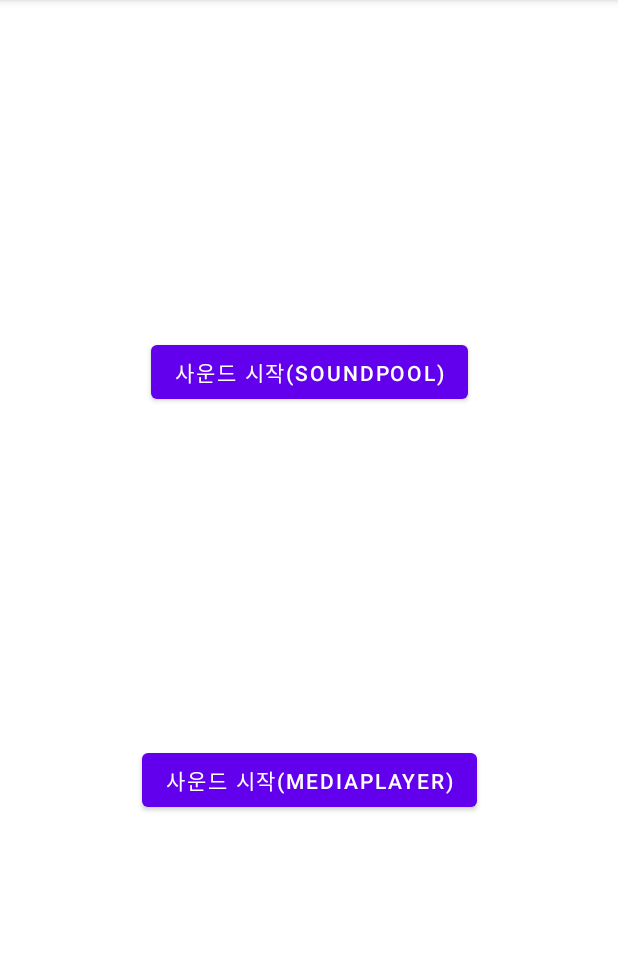
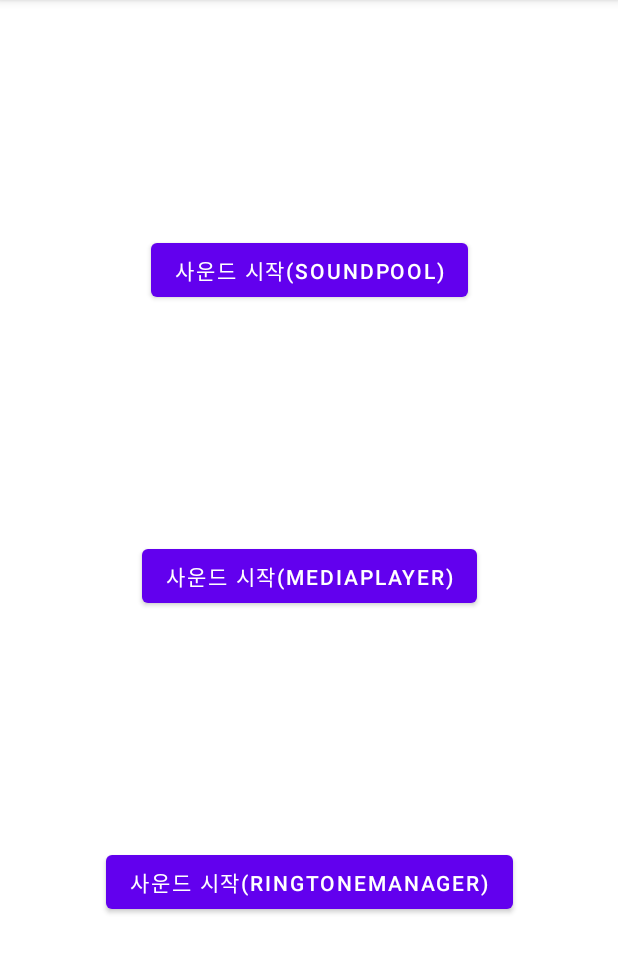
Before and after one commit to BaeWooRam/AndroidSoundTest, an Android app: the screen it shows after launch (MainActivity), after a tap on "사운드 시작(SOUNDPOOL)", on a phone screen of 412 x 824 dp, the part 84-1057 px from its top. Run offline under Robolectric (Android 15) with nearby library versions, the phone set to English and light mode, and no system bars.

Commit message:
[Update] Add RingTone
RingTone 관련 코드 추가

```diff
--- a/app/src/main/java/com/example/soundtest/MainActivity.kt
+++ b/app/src/main/java/com/example/soundtest/MainActivity.kt
@@ -7,20 +7,23 @@ import android.util.Log
 import android.widget.Button
 
 class MainActivity : AppCompatActivity() {
-    private val soundPlayer by lazy {
-        SoundPlayer(this)
-    }
+    private var soundPlayer:SoundPlayer? = null
 
     override fun onCreate(savedInstanceState: Bundle?) {
         super.onCreate(savedInstanceState)
         setContentView(R.layout.activity_main)
+        soundPlayer =  SoundPlayer(this)
 
         findViewById<Button>(R.id.btnMediaPlayStartSound).setOnClickListener {
-            soundPlayer.play(SoundPlayer.Type.MediaPlayer)
+            soundPlayer?.play(SoundPlayer.Type.MediaPlayer)
         }
 
         findViewById<Button>(R.id.btnSoundPoolStartSound).setOnClickListener {
-            soundPlayer.play(SoundPlayer.Type.SoundPool)
+            soundPlayer?.play(SoundPlayer.Type.SoundPool)
+        }
+
+        findViewById<Button>(R.id.btnRingtoneManagerStartSound).setOnClickListener {
+            soundPlayer?.play(SoundPlayer.Type.RingtoneManager)
         }
     }
 
--- a/app/src/main/java/com/example/soundtest/SoundPlayer.kt
+++ b/app/src/main/java/com/example/soundtest/SoundPlayer.kt
@@ -1,9 +1,8 @@
 package com.example.soundtest
 
 import android.content.Context
-import android.media.AudioAttributes
-import android.media.MediaPlayer
-import android.media.SoundPool
+import android.media.*
+import android.net.Uri
 import android.util.Log
 
 /**
@@ -11,29 +10,37 @@ import android.util.Log
  */
 class SoundPlayer(private val context: Context) {
     enum class Type{
-        SoundPool, MediaPlayer
+        SoundPool, MediaPlayer, RingtoneManager
     }
 
     private val soundPool: SoundPool
     private val mediaPlayer:MediaPlayer
+    private val ringtone:Ringtone
+
+    private val soundUri:Uri
 
     init {
+        //SoundPool
         soundPool = SoundPool.Builder().setAudioAttributes(getDefaultAudioAttributes()).build()
-        mediaPlayer = MediaPlayer.create(context, SOUND)
         initDefaultLoadCompleteListener()
+
+        //MediaPlayer
+        mediaPlayer = MediaPlayer.create(context, SOUND_ID)
+
+        //RingtoneManager
+        val packageName = context.packageName
+        val uriPath = "android.resource://$packageName/raw/$SOUND_FILE_NAME"
+        Log.d(TAG, "UriPath = $uriPath")
+        soundUri = Uri.parse(uriPath)
+        ringtone = RingtoneManager.getRingtone(context, soundUri)
     }
 
-    /**
-     * 기본 AudioAttributes 세팅
-     */
+
     private fun getDefaultAudioAttributes(): AudioAttributes = AudioAttributes.Builder()
         .setUsage(AudioAttributes.USAGE_GAME)
         .setContentType(AudioAttributes.CONTENT_TYPE_SONIFICATION)
         .build()
 
-    /**
-     * 기본 LoadCompleteListener 세팅
-     */
     private fun initDefaultLoadCompleteListener(){
         soundPool.setOnLoadCompleteListener{ soundPool, sampleId, status ->
             when(status){
@@ -47,6 +54,7 @@ class SoundPlayer(private val context: Context) {
             }
         }
     }
+
 
     /**
      * soundPool.load 실행
@@ -68,15 +76,29 @@ class SoundPlayer(private val context: Context) {
             }
 
             Type.SoundPool -> {
-                val soundId = soundPool.load(context, SOUND, 1)
+                val soundId = soundPool.load(context, SOUND_ID, 1)
                 Log.d(TAG, "SoundPool play() soundId = $soundId")
+            }
+
+            Type.RingtoneManager -> {
+                val isPlaying = ringtone.isPlaying
+
+                if(!isPlaying){
+                    Log.d(TAG, "RingtoneManager isPlaying = $isPlaying, play()")
+                    ringtone.play()
+                }else{
+                    Log.d(TAG, "RingtoneManager isPlaying = $isPlaying, Restart play()")
+                    ringtone.stop()
+                    ringtone.play()
+                }
             }
         }
     }
 
     companion object {
         const val TAG = "SoundPlayer"
-        const val SOUND = R.raw.sound
+        const val SOUND_ID = R.raw.sound
+        const val SOUND_FILE_NAME = "sound.mp3"
         const val STATUS_PLAY_SOUND_SUCCESS = 0
     }
 }
--- a/app/src/main/res/layout/activity_main.xml
+++ b/app/src/main/res/layout/activity_main.xml
@@ -21,9 +21,19 @@
         android:layout_width="wrap_content"
         android:layout_height="wrap_content"
         android:text="사운드 시작(MediaPlayer)"
-        app:layout_constraintBottom_toBottomOf="parent"
+        app:layout_constraintBottom_toTopOf="@id/btnRingtoneManagerStartSound"
         app:layout_constraintLeft_toLeftOf="parent"
         app:layout_constraintRight_toRightOf="parent"
         app:layout_constraintTop_toBottomOf="@id/btnSoundPoolStartSound" />
 
+    <Button
+        android:id="@+id/btnRingtoneManagerStartSound"
+        android:layout_width="wrap_content"
+        android:layout_height="wrap_content"
+        android:text="사운드 시작(RingtoneManager)"
+        app:layout_constraintBottom_toBottomOf="parent"
+        app:layout_constraintLeft_toLeftOf="parent"
+        app:layout_constraintRight_toRightOf="parent"
+        app:layout_constraintTop_toBottomOf="@id/btnMediaPlayStartSound" />
+
 </androidx.constraintlayout.widget.ConstraintLayout>
```
